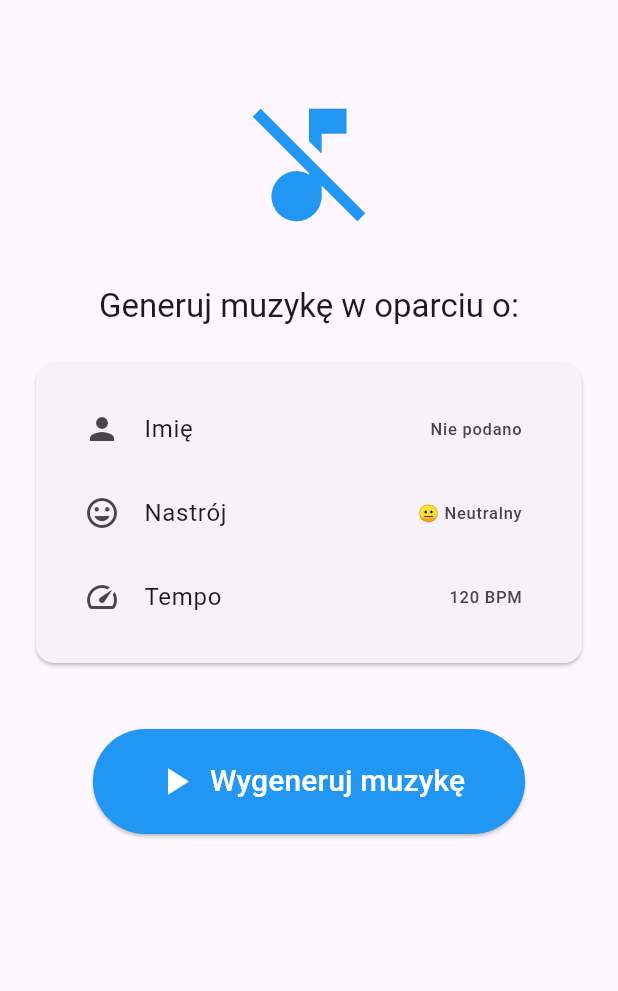
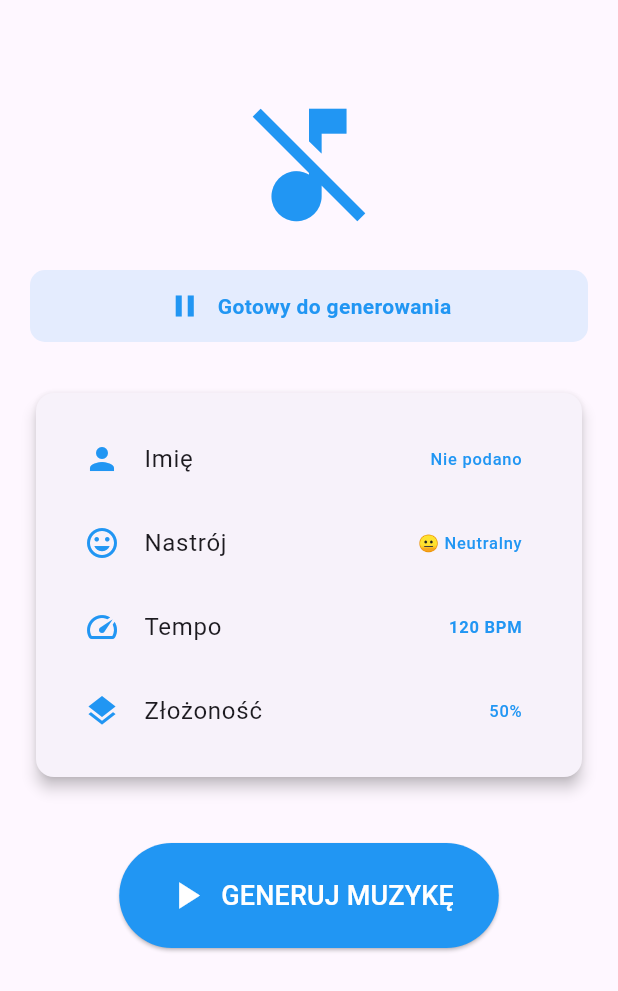
Before and after one commit to Fawkes69/Generator_obrazow_i_muzyki, a Flutter app: the MusicGeneratorPage screen opened directly, on a phone screen of 412 x 824 dp. Shown: the top 991 px of the screen. Run offline on Flutter 3.47's test engine with Material 3 defaults, Android fonts, the phone set to English and light mode, and no system bars; our stand-ins replace audioplayers, flutter_colorpicker.

Commit message:
Poprawki błędów i nowe funkcje -dodano funkcję odwracającą kolory dla zachowania przejrzystości -dodano dźwięki i poprowiano plik do generowania muzyki

```diff
--- a/lib/home.dart
+++ b/lib/home.dart
@@ -132,7 +132,7 @@ class UserInputPage extends StatelessWidget {
               width: double.infinity,
               height: 60,
               decoration: BoxDecoration(
-                color: userData.favoriteColor,
+                color: userData.favoriteColor.withValues(alpha: 100),
                 borderRadius: BorderRadius.circular(10),
                 border: Border.all(color: Colors.grey),
               ),
@@ -182,7 +182,7 @@ class UserInputPage extends StatelessWidget {
           const SizedBox(height: 10),
           Wrap(
             spacing: 10,
-            children: ['abstract', 'nature', 'geometric', 'space', 'water']
+            children: ['Abstrakcyjny', 'Natura', 'Geometria', 'Kosmos', 'Woda']
                 .map((theme) {
               return FilterChip(
                 label: Text(theme),
--- a/lib/models/user_data.dart
+++ b/lib/models/user_data.dart
@@ -37,6 +37,12 @@ class UserData extends ChangeNotifier {
     complexity = newComplexity;
     notifyListeners();
   }
+  Color get invertedColor => Color.fromARGB(
+    (favoriteColor.a * 255.0).round().clamp(0, 255),
+    ((1.0 - favoriteColor.r) * 255.0).round().clamp(0, 255),
+    ((1.0 - favoriteColor.g) * 255.0).round().clamp(0, 255),
+    ((1.0 - favoriteColor.b) * 255.0).round().clamp(0, 255),
+  );
 }
 
 enum Mood {
--- a/lib/music_generator.dart
+++ b/lib/music_generator.dart
@@ -1,5 +1,6 @@
 import 'dart:async';
 import 'dart:math';
+import 'package:flutter/foundation.dart';
 import 'package:flutter/material.dart';
 import 'package:audioplayers/audioplayers.dart';
 import 'package:provider/provider.dart';
@@ -17,6 +18,26 @@ class _MusicGeneratorPageState extends State<MusicGeneratorPage> {
   bool _isPlaying = false;
   List<String> _generatedNotes = [];
   Timer? _musicTimer;
+  int _currentNoteIndex = 0;
+
+  // Mapowanie nut do plików dźwiękowych
+  final Map<String, String> _noteToSoundFile = {
+    'A4': 'sounds/a4.wav',
+    'A5': 'sounds/a5.wav',
+    'B4': 'sounds/b4.wav',
+    'B5': 'sounds/b5.wav',
+    'C4': 'sounds/c4.wav',
+    'C5': 'sounds/c5.wav',
+    'D4': 'sounds/d4.wav',
+    'D5': 'sounds/d5.wav',
+    'E4': 'sounds/e4.wav',
+    'E5': 'sounds/e5.wav',
+    'F4': 'sounds/f4.wav',
+    'F5': 'sounds/f5.wav',
+    'G4': 'sounds/g4.wav',
+    'G5': 'sounds/g5.wav',
+  };
+
 
   @override
   void dispose() {
@@ -32,34 +53,52 @@ class _MusicGeneratorPageState extends State<MusicGeneratorPage> {
     }
 
     _generatedNotes = _generateMusicNotes(userData);
+    _currentNoteIndex = 0;
 
     setState(() {
       _isPlaying = true;
     });
 
-    int noteIndex = 0;
-    const noteDuration = 500; // ms
+    // Oblicz odstęp między nutami na podstawie tempa
+    // 60,000 ms / BPM = ms na ćwierćnutę
+    int noteDuration = (60000 / userData.tempo).round();
 
     _musicTimer = Timer.periodic(
       Duration(milliseconds: noteDuration),
           (timer) async {
-        if (noteIndex >= _generatedNotes.length) {
+        if (_currentNoteIndex >= _generatedNotes.length) {
           await _stopMusic();
           return;
         }
 
-        await _playNote(_generatedNotes[noteIndex]);
-        noteIndex++;
+        String note = _generatedNotes[_currentNoteIndex];
+        await _playNote(note);
 
-        if (!mounted) return;
-        setState(() {});
+        setState(() {
+          _currentNoteIndex++;
+        });
       },
     );
   }
 
   Future<void> _playNote(String note) async {
-    // Tutaj symulujemy odtwarzanie przez wibracje i UI
-    await _audioPlayer.play(AssetSource('sounds/${note.toLowerCase()}.wav'));
+    try {
+      // Spróbuj domyślnej ścieżki
+      String soundFile = _noteToSoundFile[note] ?? 'sounds/c4.wav';
+
+      // Upewnij się, że ścieżka jest poprawna
+      if (!soundFile.startsWith('assets/')) {
+        soundFile = 'assets/$soundFile';
+      }
+
+      await _audioPlayer.play(AssetSource(soundFile.replaceFirst('assets/', '')));
+    } catch (e) {
+      if (kDebugMode) {
+        print('Błąd odtwarzania nuty $note: $e');
+      }
+      // Fallback: wibracje
+      // HapticFeedback.lightImpact();
+    }
   }
 
   List<String> _generateMusicNotes(UserData userData) {
@@ -73,32 +112,41 @@ class _MusicGeneratorPageState extends State<MusicGeneratorPage> {
     List<String> moodScale = [];
     switch (userData.mood) {
       case Mood.happy:
-        moodScale = ['C', 'D', 'E', 'G', 'A'];
+        moodScale = ['C', 'D', 'E', 'G', 'A']; // Major scale
         break;
       case Mood.sad:
-        moodScale = ['C', 'D#', 'F', 'G', 'A#'];
+        moodScale = ['C', 'D#', 'F', 'G', 'A#']; // Minor scale
         break;
       case Mood.energetic:
-        moodScale = ['C', 'D', 'E', 'F#', 'G', 'A', 'B'];
+        moodScale = ['C', 'D', 'E', 'F#', 'G', 'A', 'B']; // Lydian
         break;
       case Mood.calm:
-        moodScale = ['C', 'E', 'F', 'A', 'B'];
+        moodScale = ['C', 'E', 'F', 'A', 'B']; // Pentatonic
         break;
       default:
         moodScale = scales;
     }
 
     for (int i = 0; i < noteCount; i++) {
-      String note = moodScale[random.nextInt(moodScale.length)];
+      String noteName = moodScale[random.nextInt(moodScale.length)];
 
-      // Dodaj oktawę
-      int octave = 4;
-      if (userData.tempo > 150) octave++;
-      if (userData.complexity > 0.7) {
-        octave += random.nextInt(2);
+      // Wybierz oktawę
+      int octave;
+      if (userData.tempo < 80) {
+        octave = 3; // Wolne tempo - niższe dźwięki
+      } else if (userData.tempo > 160) {
+        octave = 5; // Szybkie tempo - wyższe dźwięki
+      } else {
+        octave = 4; // Średnie tempo
       }
 
-      notes.add('$note$octave');
+      // Losowe zmiany oktawy dla złożoności
+      if (userData.complexity > 0.7 && random.nextDouble() > 0.7) {
+        octave += random.nextBool() ? 1 : -1;
+        octave = octave.clamp(3, 5); // Ogranicz do oktaw 3-5
+      }
+
+      notes.add('$noteName$octave');
     }
 
     return notes;
@@ -109,14 +157,18 @@ class _MusicGeneratorPageState extends State<MusicGeneratorPage> {
     await _audioPlayer.stop();
     setState(() {
       _isPlaying = false;
+      _currentNoteIndex = 0;
     });
   }
+
 
   @override
   Widget build(BuildContext context) {
     final userData = Provider.of<UserData>(context);
 
-    return Padding(
+    return Scaffold(
+      body: SingleChildScrollView(
+        child: Padding(
           padding: const EdgeInsets.all(20),
           child: Column(
             crossAxisAlignment: CrossAxisAlignment.center,
@@ -127,33 +179,79 @@ class _MusicGeneratorPageState extends State<MusicGeneratorPage> {
                 size: 100,
                 color: userData.favoriteColor,
               ),
-          const SizedBox(height: 30),
-          Text(
-            'Generuj muzykę w oparciu o:',
-            style: Theme.of(context).textTheme.titleLarge,
-          ),
               const SizedBox(height: 20),
 
-          // Wyświetl informacje o generowanej muzyce
+              // Status odtwarzania
+              Container(
+                padding: const EdgeInsets.all(12),
+                decoration: BoxDecoration(
+                  color: userData.favoriteColor.withAlpha(30),
+                  borderRadius: BorderRadius.circular(10),
+                ),
+                child: Row(
+                  mainAxisAlignment: MainAxisAlignment.center,
+                  children: [
+                    Icon(
+                      _isPlaying ? Icons.play_arrow : Icons.pause,
+                      color: userData.favoriteColor,
+                    ),
+                    const SizedBox(width: 10),
+                    Text(
+                      _isPlaying
+                          ? 'Odtwarzanie nuty ${_currentNoteIndex + 1}/${_generatedNotes.length}'
+                          : 'Gotowy do generowania',
+                      style: TextStyle(
+                        color: userData.favoriteColor,
+                        fontWeight: FontWeight.bold,
+                      ),
+                    ),
+                  ],
+                ),
+              ),
+
+              const SizedBox(height: 30),
+
+              // Informacje o muzyce
               Card(
+                elevation: 4,
                 child: Padding(
                   padding: const EdgeInsets.all(16),
                   child: Column(
                     children: [
                       ListTile(
-                    leading: const Icon(Icons.person),
+                        leading: Icon(Icons.person, color: userData.favoriteColor),
                         title: const Text('Imię'),
-                    trailing: Text(userData.name.isNotEmpty ? userData.name : 'Nie podano'),
+                        trailing: Text(
+                          userData.name.isNotEmpty ? userData.name : 'Nie podano',
+                          style: TextStyle(color: userData.favoriteColor),
+                        ),
                       ),
                       ListTile(
-                    leading: const Icon(Icons.mood),
+                        leading: Icon(Icons.mood, color: userData.favoriteColor),
                         title: const Text('Nastrój'),
-                    trailing: Text('${userData.mood.emoji} ${userData.mood.displayName}'),
+                        trailing: Text(
+                          '${userData.mood.emoji} ${userData.mood.displayName}',
+                          style: TextStyle(color: userData.favoriteColor),
+                        ),
                       ),
                       ListTile(
-                    leading: const Icon(Icons.speed),
+                        leading: Icon(Icons.speed, color: userData.favoriteColor),
                         title: const Text('Tempo'),
-                    trailing: Text('${userData.tempo} BPM'),
+                        trailing: Text(
+                          '${userData.tempo} BPM',
+                          style: TextStyle(
+                            color: userData.favoriteColor,
+                            fontWeight: FontWeight.bold,
+                          ),
+                        ),
+                      ),
+                      ListTile(
+                        leading: Icon(Icons.layers, color: userData.favoriteColor),
+                        title: const Text('Złożoność'),
+                        trailing: Text(
+                          '${(userData.complexity * 100).toInt()}%',
+                          style: TextStyle(color: userData.favoriteColor),
+                        ),
                       ),
                     ],
                   ),
@@ -162,7 +260,10 @@ class _MusicGeneratorPageState extends State<MusicGeneratorPage> {
 
               const SizedBox(height: 40),
 
-          // Przycisk generowania
+              // Przyciski sterujące
+              Row(
+                mainAxisAlignment: MainAxisAlignment.center,
+                children: [
                   ElevatedButton.icon(
                     onPressed: () => _generateAndPlayMusic(userData),
                     icon: Icon(
@@ -170,46 +271,61 @@ class _MusicGeneratorPageState extends State<MusicGeneratorPage> {
                       size: 30,
                     ),
                     label: Text(
-              _isPlaying ? 'Zatrzymaj muzykę' : 'Wygeneruj muzykę',
-              style: const TextStyle(fontSize: 20),
+                      _isPlaying ? 'ZATRZYMAJ' : 'GENERUJ MUZYKĘ',
+                      style: const TextStyle(fontSize: 18),
                     ),
                     style: ElevatedButton.styleFrom(
-              padding: const EdgeInsets.symmetric(horizontal: 40, vertical: 20),
+                      padding: const EdgeInsets.symmetric(
+                        horizontal: 30,
+                        vertical: 20,
+                      ),
                       backgroundColor: userData.favoriteColor,
                       foregroundColor: Colors.white,
                     ),
+                  ),
+                ],
               ),
 
               const SizedBox(height: 40),
 
               // Wyświetl wygenerowane nuty
               if (_generatedNotes.isNotEmpty)
-            Expanded(
-              child: Column(
+                Column(
                   crossAxisAlignment: CrossAxisAlignment.start,
                   children: [
                     const Text(
                       'Wygenerowana sekwencja nut:',
-                    style: TextStyle(fontSize: 18, fontWeight: FontWeight.bold),
+                      style: TextStyle(
+                        fontSize: 18,
+                        fontWeight: FontWeight.bold,
+                      ),
                     ),
                     const SizedBox(height: 10),
-                  Expanded(
-                    child: GridView.builder(
-                      gridDelegate: const SliverGridDelegateWithFixedCrossAxisCount(
-                        crossAxisCount: 4,
-                        crossAxisSpacing: 10,
-                        mainAxisSpacing: 10,
+                    Container(
+                      height: 200,
+                      decoration: BoxDecoration(
+                        border: Border.all(color: userData.favoriteColor),
+                        borderRadius: BorderRadius.circular(10),
                       ),
+                      child: ListView.builder(
                         itemCount: _generatedNotes.length,
                         itemBuilder: (context, index) {
-                        return Container(
-                          decoration: BoxDecoration(
-                            color: userData.favoriteColor.withValues(),
-                            borderRadius: BorderRadius.circular(10),
-                            border: Border.all(color: userData.favoriteColor),
+                          return ListTile(
+                            leading: CircleAvatar(
+                              backgroundColor: _currentNoteIndex == index
+                                  ? userData.favoriteColor
+                                  : userData.favoriteColor.withAlpha(50),
+                              child: Text(
+                                '${index + 1}',
+                                style: TextStyle(
+                                  color: _currentNoteIndex == index
+                                      ? Colors.white
+                                      : userData.favoriteColor,
+                                  fontWeight: FontWeight.bold,
                                 ),
-                          child: Center(
-                            child: Text(
+                              ),
+                            ),
+                            title: Text(
                               _generatedNotes[index],
                               style: TextStyle(
                                 fontSize: 20,
@@ -217,6 +333,9 @@ class _MusicGeneratorPageState extends State<MusicGeneratorPage> {
                                 color: userData.favoriteColor,
                               ),
                             ),
+                            trailing: Icon(
+                              Icons.music_note,
+                              color: userData.favoriteColor,
                             ),
                           );
                         },
@@ -224,8 +343,10 @@ class _MusicGeneratorPageState extends State<MusicGeneratorPage> {
                     ),
                   ],
                 ),
+                  ],
                 ),
-        ],
+              ),
+
           ),
     );
   }
```
Also changed, not shown: lib/image_generator.dart (+18 -17 lines), pubspec.yaml (+12 -1 lines), 14 other files. Lines whose indentation alone changed are shown as unchanged.
